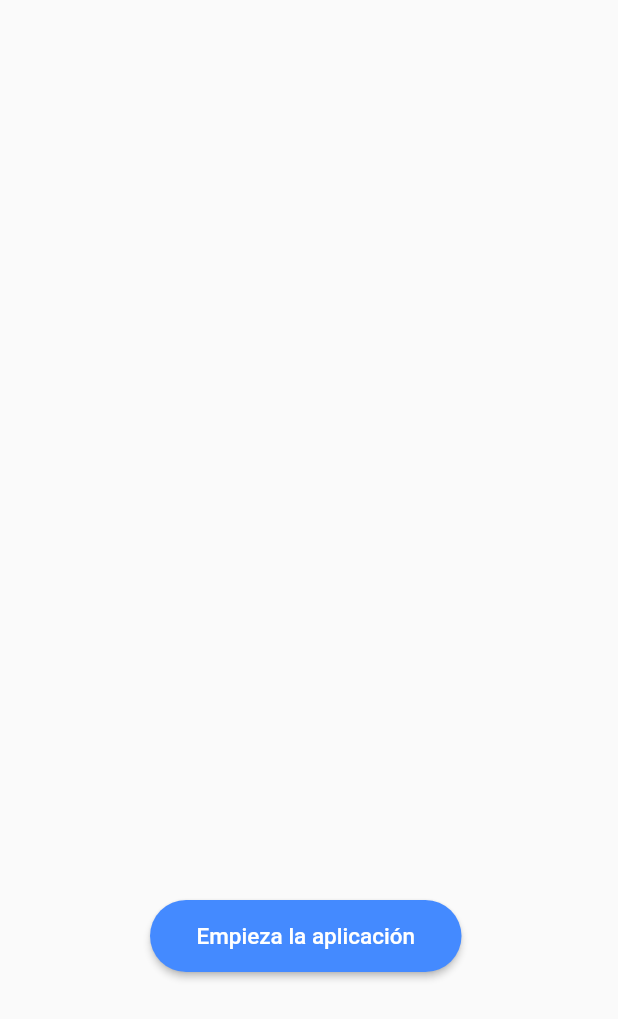
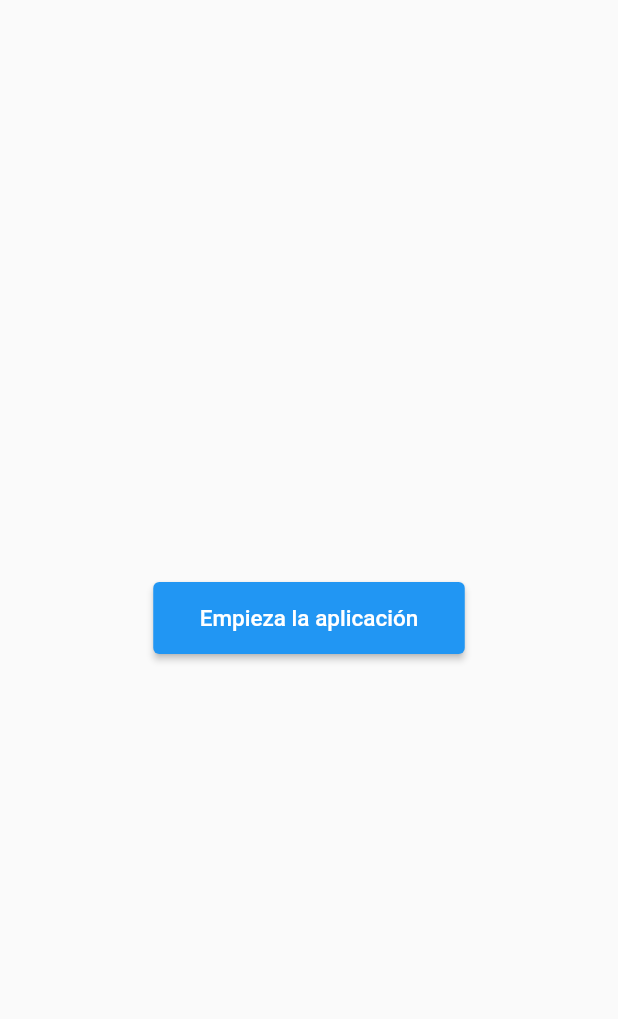
Before and after one commit to Simarreta/pruebaflutter, a Flutter app: the screen it shows after launch, on a phone screen of 412 x 824 dp. Shown: the top 1019 px of the screen. Run offline on Flutter 3.47's test engine with Material 2 defaults, Android fonts, the phone set to English and light mode, and no system bars; drawn by our look-alikes of animated_background; our stand-ins replace floor, sidebarx, sqflite, transparent_image; accounts and stored records are empty; generated files the repository leaves out were written again.

```diff
--- a/lib/main.dart
+++ b/lib/main.dart
@@ -11,13 +11,7 @@ import 'views/views.dart';
  */
 
 void main() {
-
-  //Fijo la orientación siempre vertical
-  WidgetsFlutterBinding.ensureInitialized();
-  SystemChrome.setPreferredOrientations([DeviceOrientation.portraitUp])
-      .then((_) {
     runApp( const MyApp());
-  });
 
 }
 
@@ -31,7 +25,7 @@ class MyApp extends StatelessWidget {
       routes: AppRoutes.getAppRoutes(),
       debugShowCheckedModeBanner: false,
       title: 'Flutter Demo',
-      theme: ThemePrincipal.lightTheme,
+      themeMode: ThemeMode.system
     );
   }
 }
--- a/lib/themes/theme_principal.dart
+++ b/lib/themes/theme_principal.dart
@@ -6,11 +6,6 @@ class ThemePrincipal{
 
   static const Color primary= Colors.green;
   static final ThemeData lightTheme = ThemeData.light().copyWith(
-    primaryColor: Colors.indigo,
-    appBarTheme: const AppBarTheme(
-      color: Colors.indigo,
-      elevation:0
-    ),
     textButtonTheme: TextButtonThemeData(
         style: TextButton.styleFrom(primary: primary)
     ),
@@ -25,32 +20,27 @@ class ThemePrincipal{
       )
     ),
 
-    inputDecorationTheme: const InputDecorationTheme(
-      floatingLabelStyle: TextStyle(
-        color:primary
-      ),
-      enabledBorder: OutlineInputBorder(
-        borderSide: BorderSide(
-          color: primary
-        ),
-        borderRadius: BorderRadius.only(bottomLeft: Radius.circular(10),topRight: Radius.circular(10))
-      ),
-      focusedBorder: OutlineInputBorder(
-          borderSide: BorderSide(
-              color: Colors.purple
-          ),
-          borderRadius: BorderRadius.only(bottomLeft: Radius.circular(10),topRight: Radius.circular(10))
-      ),
-      border: OutlineInputBorder(
-          borderRadius: BorderRadius.only(bottomLeft: Radius.circular(10),topRight: Radius.circular(10))
-      )
-    )
+
+  );
 
 
+  static final ThemeData darkTheme = ThemeData.dark().copyWith(
+      primaryColor: Colors.redAccent,
+      appBarTheme: const AppBarTheme(
+          color: Colors.redAccent,
+          elevation:0
+      ),
+      scaffoldBackgroundColor: Colors.black, //El fondo de la app
+
+      elevatedButtonTheme: ElevatedButtonThemeData(
+            style: ElevatedButton.styleFrom(
+            backgroundColor: Colors.redAccent,
+                shape: StadiumBorder()
+            )
+      ),
 
   );
 
 
 
-
 }
--- a/lib/views/home_screen.dart
+++ b/lib/views/home_screen.dart
@@ -16,8 +16,7 @@ class _HomeScreenState extends State<HomeScreen> with TickerProviderStateMixin {
       body:  AnimatedBackground(
         behaviour: RandomParticleBehaviour(),
           vsync: this,
-          child: Padding(
-            padding: EdgeInsets.only(top: 600,left: 100),
+          child: Center(
             child: ElevatedButton(
                   child: Padding(
                     padding: const EdgeInsets.all(15.0),
@@ -31,7 +30,8 @@ class _HomeScreenState extends State<HomeScreen> with TickerProviderStateMixin {
                   //onPressed: ()=>displayDialogAndroid(context),
                   onPressed: ()=> Navigator.pushNamed(context, "cards_screen")
               ),
-          )
+          ),
+
           )
       );
   }
```
Also changed, not shown: lib/entity/database.dart (added, +15 -0 lines), lib/entity/serie.dart (+7 -1 lines), lib/entity/serie_dao.dart (added, +16 -0 lines), lib/entity/series.dart (deleted, +0 -9 lines), lib/views/cards_screen.dart (+50 -20 lines), lib/widgets/tarjeta_nueva.dart (+16 -0 lines), pubspec.yaml (+7 -0 lines), img/noimagen.jpg (added), lib/assets/images/avatar.png (deleted), lib/assets/images/noimagen.jpg (added), lib/entity/database.g.dart (added), pubspec.lock, 2 other files. Lines whose indentation alone changed are shown as unchanged.
